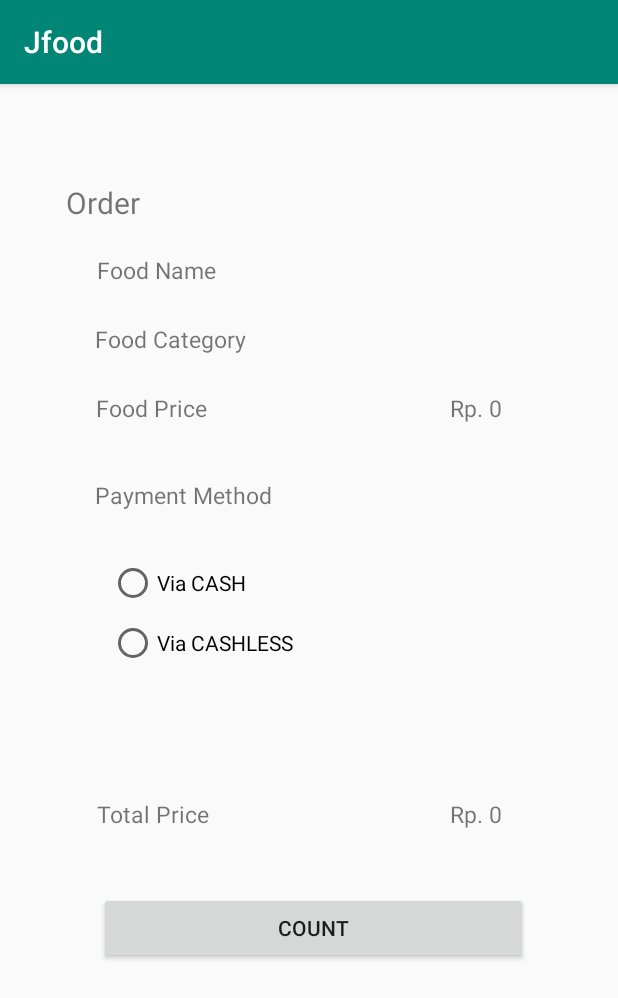
After one commit to hizkiawilliam/jfood-android, an Android app: the BuatPesananActivity screen opened directly, with no data from a screen before it, on a phone screen of 412 x 824 dp. The commit adds this screen. Shown: the top 998 px of the screen. Run offline under Robolectric (Android 15) with nearby library versions, the phone set to English and light mode, and no system bars; our stand-ins replace Volley.

Commit message:
Tugas 2 Tutam Modul 9

```diff
--- /dev/null
+++ b/app/src/main/java/hizkia/william/jfood_android/BuatPesananActivity.java
@@ -0,0 +1,151 @@
+package hizkia.william.jfood_android;
+
+import androidx.appcompat.app.AppCompatActivity;
+
+import android.content.Intent;
+import android.os.Bundle;
+import android.view.View;
+import android.widget.Button;
+import android.widget.EditText;
+import android.widget.RadioButton;
+import android.widget.RadioGroup;
+import android.widget.TextView;
+import android.widget.Toast;
+
+import com.android.volley.RequestQueue;
+import com.android.volley.Response;
+import com.android.volley.toolbox.Volley;
+
+import org.json.JSONException;
+import org.json.JSONObject;
+
+public class BuatPesananActivity extends AppCompatActivity {
+
+    private int currentUserId;
+    private String currentUserName;
+    private int foodId;
+    private String foodName;
+    private String foodCategory;
+    private double foodPrice;
+    private int promoCode;
+    private String selectPayment;
+
+    @Override
+    protected void onCreate(Bundle savedInstanceState) {
+        super.onCreate(savedInstanceState);
+        setContentView(R.layout.activity_buat_pesanan);
+
+        //Fetch data from main activity
+        Bundle extras = getIntent().getExtras();
+        if (extras != null) {
+            currentUserName = extras.getString("currentUserName");
+            currentUserId = extras.getInt("currentUserId");
+            foodId = extras.getInt("item_id");
+            foodName = extras.getString("item_name");
+            foodCategory = extras.getString("item_category");
+            foodPrice = extras.getInt("item_price");
+        }
+
+        //Initiate xml objects
+        final EditText etPromoCode = findViewById(R.id.promo_code);
+        final TextView tvTextCode = findViewById(R.id.text_code);
+        final TextView tvFoodName = findViewById(R.id.food_name);
+        final TextView tvFoodCategory = findViewById(R.id.food_category);
+        final TextView tvFoodPrice = findViewById(R.id.food_price);
+        final TextView tvTotalPrice = findViewById(R.id.total_price);
+        final Button btnOrder = findViewById(R.id.order);
+        final Button btnCount = findViewById(R.id.count);
+        final RadioGroup radioGroup = findViewById(R.id.radioGroup);
+
+        //Assign initial value
+        etPromoCode.setVisibility(View.GONE);
+        tvTextCode.setVisibility(View.GONE);
+        btnOrder.setVisibility(View.GONE);
+
+        tvFoodName.setText(foodName);
+        tvFoodCategory.setText(foodCategory);
+        tvFoodPrice.setText("Rp. " + (int) foodPrice);
+        tvTotalPrice.setText("Rp. " + "0");
+
+        radioGroup.setOnCheckedChangeListener(new RadioGroup.OnCheckedChangeListener() {
+            @Override
+            public void onCheckedChanged(RadioGroup group, int checkedId) {
+                RadioButton radioButton = findViewById(checkedId);
+                String selected = radioButton.getText().toString().trim();
+                switch (selected) {
+                    case "Via CASHLESS":
+                        tvTextCode.setVisibility(View.VISIBLE);
+                        etPromoCode.setVisibility(View.VISIBLE);
+                        break;
+                    case "Via CASH":
+                        etPromoCode.setVisibility(View.GONE);
+                        tvTextCode.setVisibility(View.GONE);
+                        break;
+                }
+            }
+        });
+
+        btnCount.setOnClickListener(new View.OnClickListener() {
+            @Override
+            public void onClick(View view) {
+                int selectedRadioId = radioGroup.getCheckedRadioButtonId();
+                RadioButton selectedRadio = findViewById(selectedRadioId);
+                String selected = selectedRadio.getText().toString().trim();
+                switch (selected) {
+                    case "Via CASH":
+                        tvTotalPrice.setText("Rp. " + foodPrice);
+                        break;
+                    case "Via CASHLESS":
+                        tvTotalPrice.setText("Rp. " + (foodPrice - promoCode));
+                        break;
+                }
+                btnCount.setVisibility(View.GONE);
+                btnOrder.setVisibility(View.VISIBLE);
+            }
+        });
+
+        btnOrder.setOnClickListener(new View.OnClickListener() {
+            @Override
+            public void onClick(View view) {
+                int selectedRadioId = radioGroup.getCheckedRadioButtonId();
+                RadioButton selectedRadio = findViewById(selectedRadioId);
+                String selected = selectedRadio.getText().toString().trim();
+                BuatPesananRequest request = null;
+
+                final Response.Listener<String> responseListener = new Response.Listener<String>() {
+                    @Override
+                    public void onResponse(String response) {
+                        try {
+                            JSONObject jsonObject = new JSONObject(response);
+                            if (response != null) {
+                                Toast.makeText(BuatPesananActivity.this, "Your order has been saved", Toast.LENGTH_LONG).show();
+                                Intent intent = new Intent(getApplicationContext(), MainActivity.class);
+                                intent.addFlags(Intent.FLAG_ACTIVITY_CLEAR_TOP);
+                                intent.putExtra("currentUserId", currentUserId);
+                                intent.putExtra("currentUserName", currentUserName);
+                                startActivity(intent);
+                            } else {
+                                btnOrder.setVisibility(View.GONE);
+                                Toast.makeText(BuatPesananActivity.this, "Order failed, you have ordered this item before", Toast.LENGTH_LONG).show();
+                                Intent intent = new Intent(getApplicationContext(), MainActivity.class);
+                                intent.addFlags(Intent.FLAG_ACTIVITY_CLEAR_TOP);
+                                intent.putExtra("currentUserId", currentUserId);
+                                intent.putExtra("currentUserName", currentUserName);
+                                startActivity(intent);
+                            }
+                        } catch (JSONException e) {
+                            e.printStackTrace();
+                        }
+                    }
+                };
+                if(selected.equals("Via CASH")){
+                    request = new BuatPesananRequest(foodId+"", currentUserId+"" ,responseListener);
+                }else if(selected.equals("Via CASHLESS")){
+                    request = new BuatPesananRequest(foodId+"", currentUserId+"" ,responseListener);}
+
+                RequestQueue queue = Volley.newRequestQueue(BuatPesananActivity.this);
+                queue.add(request);
+            }
+        });
+    }
+}
--- /dev/null
+++ b/app/src/main/res/layout/activity_buat_pesanan.xml
@@ -0,0 +1,247 @@
+<?xml version="1.0" encoding="utf-8"?>
+<androidx.constraintlayout.widget.ConstraintLayout xmlns:android="http://schemas.android.com/apk/res/android"
+    xmlns:app="http://schemas.android.com/apk/res-auto"
+    xmlns:tools="http://schemas.android.com/tools"
+    android:layout_width="match_parent"
+    android:layout_height="match_parent"
+    tools:context=".BuatPesananActivity">
+
+    <TextView
+        android:id="@+id/staticFoodName"
+        android:layout_width="wrap_content"
+        android:layout_height="wrap_content"
+        android:layout_marginStart="65dp"
+        android:layout_marginTop="95dp"
+        android:layout_marginEnd="269dp"
+        android:layout_marginBottom="616dp"
+        android:text="@string/food_name"
+        android:textSize="15sp"
+        app:layout_constraintBottom_toBottomOf="parent"
+        app:layout_constraintEnd_toEndOf="parent"
+        app:layout_constraintStart_toStartOf="parent"
+        app:layout_constraintTop_toTopOf="parent" />
+
+    <TextView
+        android:id="@+id/staticFoodCategory"
+        android:layout_width="wrap_content"
+        android:layout_height="wrap_content"
+        android:layout_marginStart="65dp"
+        android:layout_marginTop="141dp"
+        android:layout_marginEnd="250dp"
+        android:layout_marginBottom="570dp"
+        android:text="@string/food_category"
+        android:textSize="15sp"
+        app:layout_constraintBottom_toBottomOf="parent"
+        app:layout_constraintEnd_toEndOf="parent"
+        app:layout_constraintStart_toStartOf="parent"
+        app:layout_constraintTop_toTopOf="parent" />
+
+    <TextView
+        android:id="@+id/staticFoodNPrice"
+        android:layout_width="wrap_content"
+        android:layout_height="wrap_content"
+        android:layout_marginStart="65dp"
+        android:layout_marginTop="187dp"
+        android:layout_marginEnd="275dp"
+        android:layout_marginBottom="524dp"
+        android:text="@string/food_price"
+        android:textSize="15sp"
+        app:layout_constraintBottom_toBottomOf="parent"
+        app:layout_constraintEnd_toEndOf="parent"
+        app:layout_constraintStart_toStartOf="parent"
+        app:layout_constraintTop_toTopOf="parent" />
+
+    <TextView
+        android:id="@+id/staticPayMethod"
+        android:layout_width="wrap_content"
+        android:layout_height="wrap_content"
+        android:layout_marginStart="65dp"
+        android:layout_marginTop="245dp"
+        android:layout_marginEnd="233dp"
+        android:layout_marginBottom="466dp"
+        android:text="@string/payment_method"
+        android:textSize="15sp"
+        app:layout_constraintBottom_toBottomOf="parent"
+        app:layout_constraintEnd_toEndOf="parent"
+        app:layout_constraintStart_toStartOf="parent"
+        app:layout_constraintTop_toTopOf="parent" />
+
+    <TextView
+        android:id="@+id/text_code"
+        android:layout_width="wrap_content"
+        android:layout_height="wrap_content"
+        android:layout_marginStart="65dp"
+        android:layout_marginTop="404dp"
+        android:layout_marginEnd="264dp"
+        android:layout_marginBottom="307dp"
+        android:text="@string/promo_code"
+        android:textSize="15sp"
+        app:layout_constraintBottom_toBottomOf="parent"
+        app:layout_constraintEnd_toEndOf="parent"
+        app:layout_constraintStart_toStartOf="parent"
+        app:layout_constraintTop_toTopOf="parent" />
+
+    <TextView
+        android:id="@+id/staticTotalPrice"
+        android:layout_width="wrap_content"
+        android:layout_height="wrap_content"
+        android:layout_marginStart="65dp"
+        android:layout_marginTop="458dp"
+        android:layout_marginEnd="274dp"
+        android:layout_marginBottom="253dp"
+        android:text="@string/total_price"
+        android:textSize="15sp"
+        app:layout_constraintBottom_toBottomOf="parent"
+        app:layout_constraintEnd_toEndOf="parent"
+        app:layout_constraintStart_toStartOf="parent"
+        app:layout_constraintTop_toTopOf="parent" />
+
+    <TextView
+        android:id="@+id/food_name"
+        android:layout_width="wrap_content"
+        android:layout_height="wrap_content"
+        android:layout_marginStart="286dp"
+        android:layout_marginTop="95dp"
+        android:layout_marginEnd="64dp"
+        android:layout_marginBottom="616dp"
+        android:text="@string/textview"
+        android:textSize="15sp"
+        app:layout_constraintBottom_toBottomOf="parent"
+        app:layout_constraintEnd_toEndOf="parent"
+        app:layout_constraintStart_toStartOf="parent"
+        app:layout_constraintTop_toTopOf="parent" />
+
+    <TextView
+        android:id="@+id/food_category"
+        android:layout_width="wrap_content"
+        android:layout_height="wrap_content"
+        android:layout_marginStart="286dp"
+        android:layout_marginTop="141dp"
+        android:layout_marginEnd="64dp"
+        android:layout_marginBottom="570dp"
+        android:text="@string/textview"
+        android:textSize="15sp"
+        app:layout_constraintBottom_toBottomOf="parent"
+        app:layout_constraintEnd_toEndOf="parent"
+        app:layout_constraintStart_toStartOf="parent"
+        app:layout_constraintTop_toTopOf="parent" />
+
+    <TextView
+        android:id="@+id/food_price"
+        android:layout_width="wrap_content"
+        android:layout_height="wrap_content"
+        android:layout_marginStart="286dp"
+        android:layout_marginTop="187dp"
+        android:layout_marginEnd="64dp"
+        android:layout_marginBottom="524dp"
+        android:text="@string/textview"
+        android:textSize="15sp"
+        app:layout_constraintBottom_toBottomOf="parent"
+        app:layout_constraintEnd_toEndOf="parent"
+        app:layout_constraintStart_toStartOf="parent"
+        app:layout_constraintTop_toTopOf="parent" />
+
+    <TextView
+        android:id="@+id/total_price"
+        android:layout_width="wrap_content"
+        android:layout_height="wrap_content"
+        android:layout_marginStart="286dp"
+        android:layout_marginTop="458dp"
+        android:layout_marginEnd="64dp"
+        android:layout_marginBottom="253dp"
+        android:text="@string/textview"
+        android:textSize="15sp"
+        app:layout_constraintBottom_toBottomOf="parent"
+        app:layout_constraintEnd_toEndOf="parent"
+        app:layout_constraintStart_toStartOf="parent"
+        app:layout_constraintTop_toTopOf="parent" />
+
+    <EditText
+        android:id="@+id/promo_code"
+        android:layout_width="78dp"
+        android:layout_height="46dp"
+        android:layout_marginStart="278dp"
+        android:layout_marginTop="394dp"
+        android:layout_marginEnd="55dp"
+        android:layout_marginBottom="291dp"
+        android:autofillHints="Promo Code"
+        android:ems="10"
+        android:inputType="textPersonName"
+        app:layout_constraintBottom_toBottomOf="parent"
+        app:layout_constraintEnd_toEndOf="parent"
+        app:layout_constraintStart_toStartOf="parent"
+        app:layout_constraintTop_toTopOf="parent"
+        tools:ignore="LabelFor" />
+
+    <RadioGroup
+        android:id="@+id/radioGroup"
+        android:layout_width="175dp"
+        android:layout_height="91dp"
+        android:layout_marginStart="72dp"
+        android:layout_marginTop="290dp"
+        android:layout_marginEnd="164dp"
+        android:layout_marginBottom="350dp"
+        app:layout_constraintBottom_toBottomOf="parent"
+        app:layout_constraintEnd_toEndOf="parent"
+        app:layout_constraintStart_toStartOf="parent"
+        app:layout_constraintTop_toTopOf="parent">
+
+        <RadioButton
+            android:id="@+id/cash"
+            android:layout_width="wrap_content"
+            android:layout_height="wrap_content"
+            android:layout_marginTop="8dp"
+            android:text="@string/via_cash" />
+
+        <RadioButton
+            android:id="@+id/cashless"
+            android:layout_width="wrap_content"
+            android:layout_height="wrap_content"
+            android:layout_marginTop="8dp"
+            android:text="@string/via_cashless" />
+    </RadioGroup>
+
+    <Button
+        android:id="@+id/count"
+        android:layout_width="286dp"
+        android:layout_height="48dp"
+        android:layout_marginStart="65dp"
+        android:layout_marginTop="520dp"
+        android:layout_marginEnd="60dp"
+        android:layout_marginBottom="163dp"
+        android:text="@string/count"
+        app:layout_constraintBottom_toBottomOf="parent"
+        app:layout_constraintEnd_toEndOf="parent"
+        app:layout_constraintStart_toStartOf="parent"
+        app:layout_constraintTop_toTopOf="parent" />
+
+    <Button
+        android:id="@+id/order"
+        android:layout_width="286dp"
+        android:layout_height="48dp"
+        android:layout_marginStart="65dp"
+        android:layout_marginTop="590dp"
+        android:layout_marginEnd="60dp"
+        android:layout_marginBottom="93dp"
+        android:text="@string/order"
+        app:layout_constraintBottom_toBottomOf="parent"
+        app:layout_constraintEnd_toEndOf="parent"
+        app:layout_constraintStart_toStartOf="parent"
+        app:layout_constraintTop_toTopOf="parent" />
+
+    <TextView
+        android:id="@+id/textView"
+        android:layout_width="wrap_content"
+        android:layout_height="wrap_content"
+        android:layout_marginStart="43dp"
+        android:layout_marginTop="47dp"
+        android:layout_marginEnd="318dp"
+        android:layout_marginBottom="657dp"
+        android:text="@string/order"
+        android:textSize="20sp"
+        app:layout_constraintBottom_toBottomOf="parent"
+        app:layout_constraintEnd_toEndOf="parent"
+        app:layout_constraintStart_toStartOf="parent"
+        app:layout_constraintTop_toTopOf="parent" />
+
+</androidx.constraintlayout.widget.ConstraintLayout>
--- a/app/src/main/res/layout/activity_login.xml
+++ b/app/src/main/res/layout/activity_login.xml
@@ -47,7 +47,7 @@
     <Button
         android:id="@+id/btnLogin"
         android:layout_width="298dp"
-        android:layout_height="42dp"
+        android:layout_height="50dp"
         android:layout_marginStart="56dp"
         android:layout_marginTop="392dp"
         android:layout_marginEnd="65dp"
--- a/app/src/main/res/layout/activity_register.xml
+++ b/app/src/main/res/layout/activity_register.xml
@@ -67,7 +67,7 @@
     <Button
         android:id="@+id/btnRegisterRegister"
         android:layout_width="298dp"
-        android:layout_height="42dp"
+        android:layout_height="50dp"
         android:layout_marginStart="56dp"
         android:layout_marginTop="392dp"
         android:layout_marginEnd="65dp"
--- a/app/src/main/res/values/strings.xml
+++ b/app/src/main/res/values/strings.xml
@@ -7,4 +7,16 @@
     <string name="register">REGISTER</string>
     <string name="register_now">Register Now</string>
     <string name="jfood">Jfood</string>
+    <string name="food_name">Food Name</string>
+    <string name="food_category">Food Category</string>
+    <string name="food_price">Food Price</string>
+    <string name="payment_method">Payment Method</string>
+    <string name="promo_code">Promo Code</string>
+    <string name="total_price">Total Price</string>
+    <string name="textview">TextView</string>
+    <string name="via_cash">Via CASH</string>
+    <string name="via_cashless">Via CASHLESS</string>
+    <string name="order">Order</string>
+    <string name="count">Count</string>
+    <string name="ardiuno">Ardiuno</string>
 </resources>
```
Also changed, not shown: app/src/main/AndroidManifest.xml (+6 -4 lines), app/src/main/java/hizkia/william/jfood_android/BuatPesananRequest.java (added, +37 -0 lines), app/src/main/java/hizkia/william/jfood_android/LoginActivity.java (+25 -5 lines), app/src/main/java/hizkia/william/jfood_android/MainActivity.java (+33 -1 lines), app/src/main/java/hizkia/william/jfood_android/SelesaiPesananActivity.java (added, +14 -0 lines), app/src/main/res/layout/activity_selesai_pesanan.xml (added, +9 -0 lines), app/src/main/res/mipmap-hdpi/jfood_icon.png (added).
